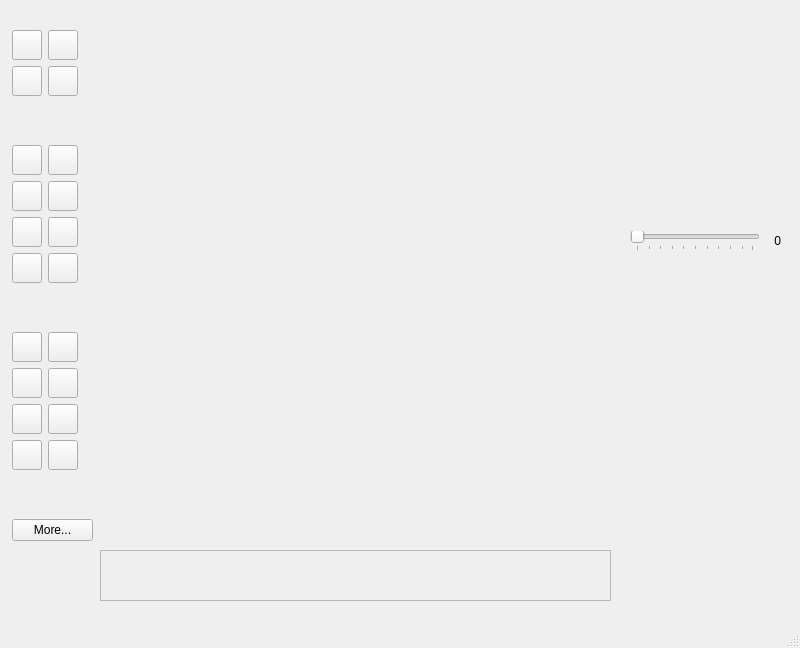
Above: SpriteEditor/spriteeditorvc.ui from GT3CH1/sprite-editor before the change. Below: the same form after it.
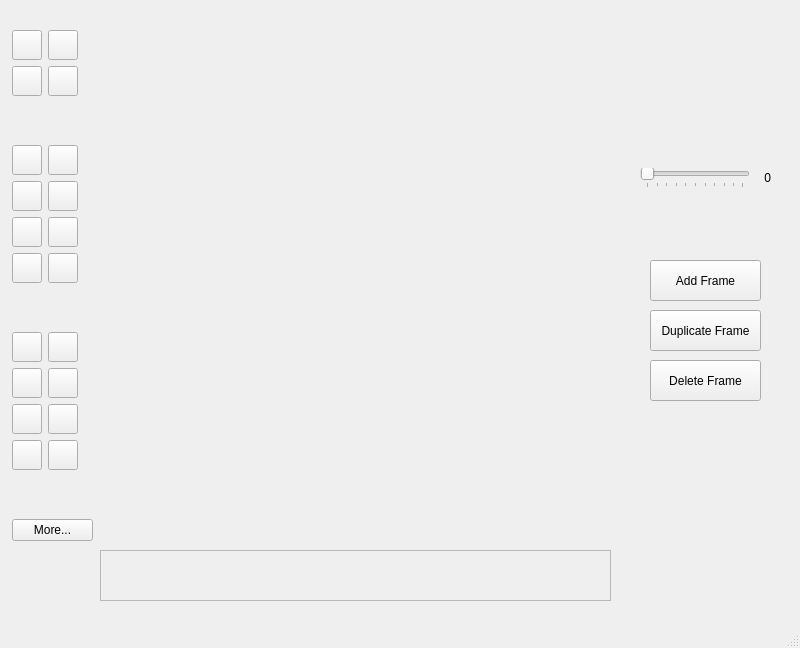
That is the form after the change. Icons and pictures are not drawn. Custom widgets are drawn as their Qt base class.

The edit to the form file:
```diff
--- a/SpriteEditor/spriteeditorvc.ui
+++ b/SpriteEditor/spriteeditorvc.ui
@@ -580,36 +580,13 @@
    <widget class="QWidget" name="layoutWidget">
     <property name="geometry">
      <rect>
-      <x>630</x>
-      <y>20</y>
-      <width>151</width>
-      <height>231</height>
+      <x>640</x>
+      <y>30</y>
+      <width>131</width>
+      <height>161</height>
      </rect>
     </property>
     <layout class="QGridLayout" name="playbackLayout">
-     <item row="1" column="0">
-      <widget class="QSlider" name="fpsSlider">
-       <property name="orientation">
-        <enum>Qt::Horizontal</enum>
-       </property>
-       <property name="tickPosition">
-        <enum>QSlider::TicksBelow</enum>
-       </property>
-       <property name="tickInterval">
-        <number>10</number>
-       </property>
-      </widget>
-     </item>
-     <item row="0" column="0" colspan="2">
-      <widget class="QWidget" name="QRenderArea" native="true">
-       <property name="minimumSize">
-        <size>
-         <width>0</width>
-         <height>80</height>
-        </size>
-       </property>
-      </widget>
-     </item>
      <item row="1" column="1">
       <widget class="QLabel" name="fpsLabel">
        <property name="sizePolicy">
@@ -632,6 +609,35 @@
        </property>
       </widget>
      </item>
+     <item row="1" column="0">
+      <widget class="QSlider" name="fpsSlider">
+       <property name="orientation">
+        <enum>Qt::Horizontal</enum>
+       </property>
+       <property name="tickPosition">
+        <enum>QSlider::TicksBelow</enum>
+       </property>
+       <property name="tickInterval">
+        <number>10</number>
+       </property>
+      </widget>
+     </item>
+     <item row="0" column="0" colspan="2">
+      <widget class="RenderArea" name="playbackCanvas" native="true">
+       <property name="minimumSize">
+        <size>
+         <width>64</width>
+         <height>64</height>
+        </size>
+       </property>
+       <property name="maximumSize">
+        <size>
+         <width>128</width>
+         <height>128</height>
+        </size>
+       </property>
+      </widget>
+     </item>
     </layout>
    </widget>
    <widget class="RenderArea" name="mainCanvas" native="true">
@@ -678,11 +684,53 @@
      </sizepolicy>
     </property>
    </widget>
+   <widget class="QPushButton" name="addFrameButton">
+    <property name="geometry">
+     <rect>
+      <x>650</x>
+      <y>260</y>
+      <width>111</width>
+      <height>41</height>
+     </rect>
+    </property>
+    <property name="text">
+     <string>Add Frame</string>
+    </property>
+   </widget>
+   <widget class="QPushButton" name="duplicateFrameButton">
+    <property name="geometry">
+     <rect>
+      <x>650</x>
+      <y>310</y>
+      <width>111</width>
+      <height>41</height>
+     </rect>
+    </property>
+    <property name="text">
+     <string>Duplicate Frame</string>
+    </property>
+   </widget>
+   <widget class="QPushButton" name="deleteFrameButton">
+    <property name="geometry">
+     <rect>
+      <x>650</x>
+      <y>360</y>
+      <width>111</width>
+      <height>41</height>
+     </rect>
+    </property>
+    <property name="text">
+     <string>Delete Frame</string>
+    </property>
+   </widget>
    <zorder>mainCanvas</zorder>
    <zorder>frameDisplay</zorder>
    <zorder>layoutWidget1</zorder>
    <zorder>layoutWidget</zorder>
    <zorder>menuWidget</zorder>
+   <zorder>addFrameButton</zorder>
+   <zorder>duplicateFrameButton</zorder>
+   <zorder>deleteFrameButton</zorder>
   </widget>
   <widget class="QStatusBar" name="statusbar"/>
  </widget>
```
